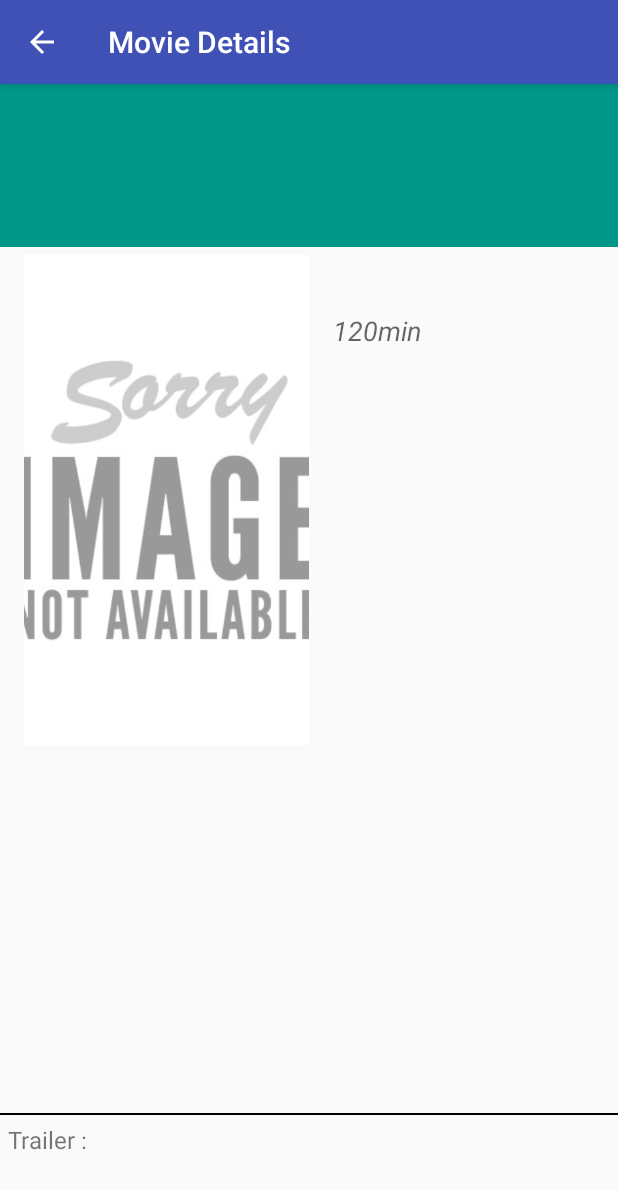
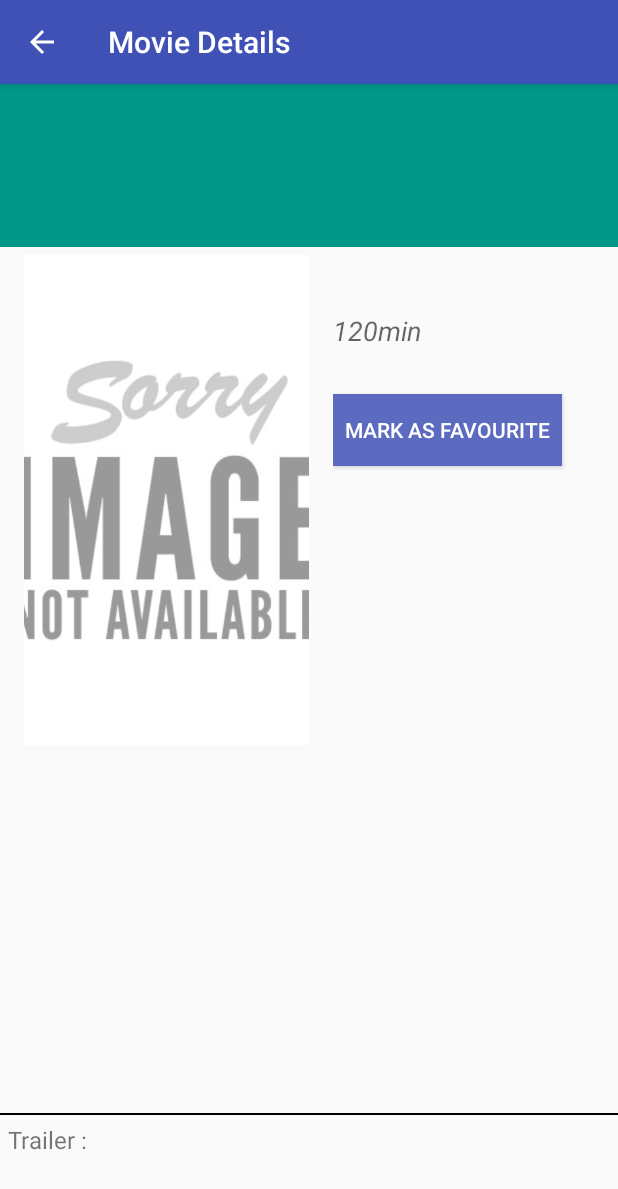
Before and after one commit to itsmohitgoel/Popular-Movies, an Android app: the MovieDetailActivityFragment screen opened directly, with no data from a screen before it, on a phone screen of 412 x 824 dp. Shown: the top 1189 px of the screen. Run offline under Robolectric (Android 15) with nearby library versions, the phone set to English and light mode, and no system bars; our stand-ins replace Picasso; pictures from the network do not load; 7 statements that could not run were skipped.

Commit message:
feat: Add 'Mark as Favourite' Button in Detail Layout

```diff
--- a/app/src/main/res/layout/fragment_movie_detail.xml
+++ b/app/src/main/res/layout/fragment_movie_detail.xml
@@ -70,6 +70,16 @@
                 android:layout_marginTop="5dp"
                 android:text="8.1/10"
                 android:textAppearance="?android:attr/textAppearanceMedium" />
+
+            <Button
+                android:layout_width="wrap_content"
+                android:layout_height="wrap_content"
+                android:paddingLeft="8dp"
+                android:paddingRight="8dp"
+                android:text="@string/mark_as_favourite_text"
+                android:background="#5c6bc0"
+                android:textColor="#ffffff"
+                android:id="@+id/button_mark_as_favourite" />
         </LinearLayout>
     </LinearLayout>
 
--- a/app/src/main/res/values/strings.xml
+++ b/app/src/main/res/values/strings.xml
@@ -3,6 +3,7 @@
     <string name="action_settings">Settings</string>
     <string name="action_refresh">Refresh</string>
     <string name="title_activity_setteings">Settings</string>
+    <string name="mark_as_favourite_text">Mark as Favourite</string>
 
     <!-- Strings related to Settings -->
     <string name="pref_sort_by_title">Sort By</string>
```
